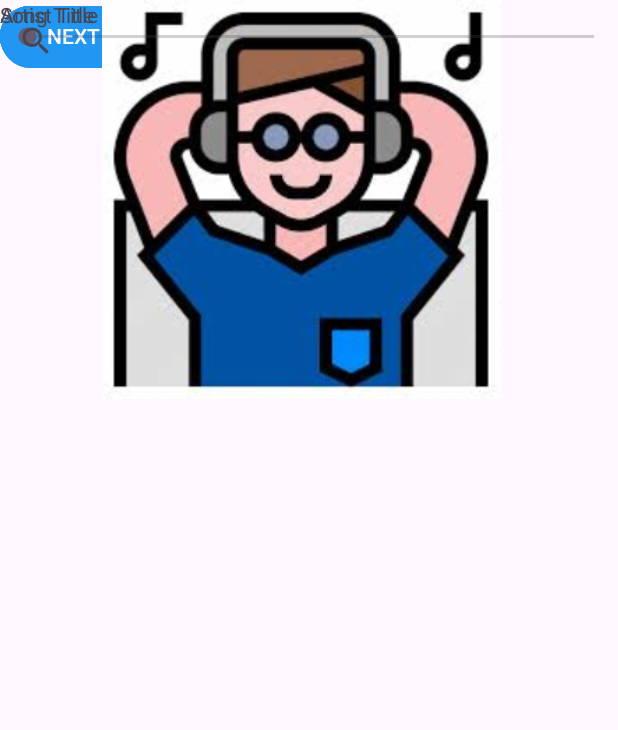
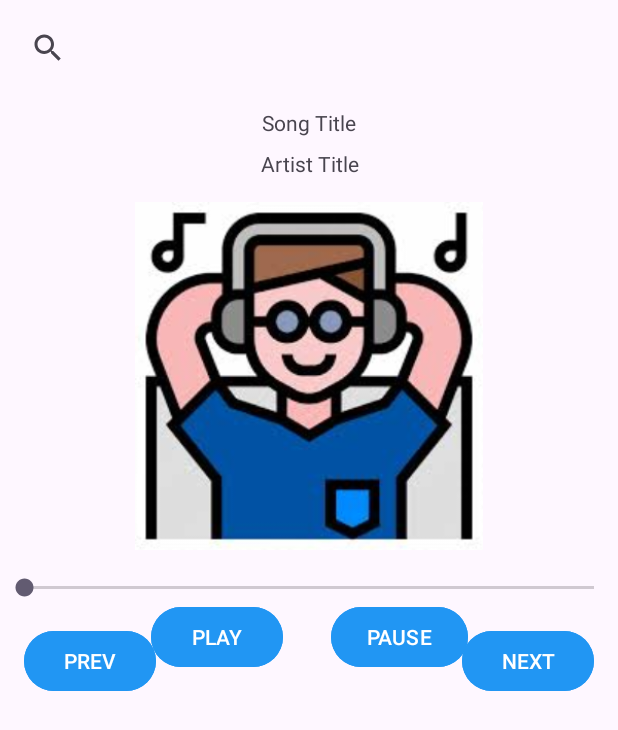
Before and after one commit to peterkar032/music_player-, an Android app: the screen it shows after launch (MainActivity), on a phone screen of 412 x 824 dp. Shown: the top 730 px of the screen. Run offline under Robolectric (Android 15) with nearby library versions, the phone set to English and light mode, and no system bars.

Commit message:
δοκιμη για τραγουδια τοπικα

```diff
--- a/app/src/main/java/com/example/music/MainActivity.java
+++ b/app/src/main/java/com/example/music/MainActivity.java
@@ -1,50 +1,65 @@
 package com.example.music;
 
+import android.media.MediaPlayer;
 import android.os.Bundle;
 import android.view.View;
 import android.widget.Button;
+import android.widget.Toast;
 import androidx.activity.EdgeToEdge;
 import androidx.appcompat.app.AppCompatActivity;
 import androidx.core.graphics.Insets;
 import androidx.core.view.ViewCompat;
 import androidx.core.view.WindowInsetsCompat;
+import java.util.ArrayList;
+import java.util.List;
 
 public class MainActivity extends AppCompatActivity {
-    private boolean isPlaying = false; //για την κατάσταση play-pause
-
+    private MediaPlayer mediaPlayer;
+    private boolean isPlaying = false; // Κατάσταση αναπαραγωγής/παύσης
+    private int currentTrackIndex = 0; // Τρέχον κομμάτι
+    private List<Integer> trackList = new ArrayList<>(); // Λίστα τραγουδιών
 
     @Override
     protected void onCreate(Bundle savedInstanceState) {
         super.onCreate(savedInstanceState);
         EdgeToEdge.enable(this);
         setContentView(R.layout.activity_main);
+
+        // Προσθήκη κομματιών στη λίστα
+        trackList.add(R.raw.sample1);
+        trackList.add(R.raw.sample2);
+        trackList.add(R.raw.sample3);
+
+        // Ρύθμιση του πρώτου κομματιού
+        mediaPlayer = MediaPlayer.create(this, trackList.get(currentTrackIndex));
+
+        // Διαχείριση των insets για edge-to-edge UI
         ViewCompat.setOnApplyWindowInsetsListener(findViewById(R.id.main), (v, insets) -> {
             Insets systemBars = insets.getInsets(WindowInsetsCompat.Type.systemBars());
             v.setPadding(systemBars.left, systemBars.top, systemBars.right, systemBars.bottom);
             return insets;
         });
-        // Εύρεση των κουμπιών
-        Button btnPlayPause = findViewById(R.id.btn_play_pause);
-        Button btnNext = findViewById(R.id.btn_next);
-        Button btnPrevious = findViewById(R.id.btn_previous);
-        // Listener για το κουμπί Play/Pause
+
+        // Αναφορά στα κουμπιά
+        Button btnPlayPause = findViewById(R.id.PlayButton);
+        Button btnNext = findViewById(R.id.NextButton);
+        Button btnPrevious = findViewById(R.id.PrevButton);
+
+        // Ρύθμιση listeners
         btnPlayPause.setOnClickListener(new View.OnClickListener() {
             @Override
             public void onClick(View v) {
                 if (isPlaying) {
-                    // Παύση μουσικής
-                    btnPlayPause.setText("Play");
+                    btnPlayPause.setText("PLAY");
                     pauseMusic();
                 } else {
-                    // Έναρξη μουσικής
-                    btnPlayPause.setText("Pause");
+                    btnPlayPause.setText("PAUSE");
                     playMusic();
                 }
-                isPlaying = !isPlaying;  // Toggle κατάστασης
+                isPlaying = !isPlaying; // Εναλλαγή κατάστασης αναπαραγωγής
             }
         });
 
-        // Listener για το κουμπί Next
         btnNext.setOnClickListener(new View.OnClickListener() {
             @Override
             public void onClick(View v) {
@@ -52,7 +67,6 @@ public class MainActivity extends AppCompatActivity {
             }
         });
 
-        // Listener για το κουμπί Previous
         btnPrevious.setOnClickListener(new View.OnClickListener() {
             @Override
             public void onClick(View v) {
@@ -62,18 +76,47 @@ public class MainActivity extends AppCompatActivity {
     }
 
     private void playMusic() {
-        // Λογική για την έναρξη της μουσικής
+        if (mediaPlayer == null) {
+            mediaPlayer = MediaPlayer.create(this, trackList.get(currentTrackIndex));
+        }
+        mediaPlayer.start();
+        mediaPlayer.setOnCompletionListener(mp -> nextTrack()); // Αυτόματη μετάβαση στο επόμενο κομμάτι
+        Toast.makeText(this, "Playing Track " + (currentTrackIndex + 1), Toast.LENGTH_SHORT).show();
     }
 
     private void pauseMusic() {
-        // Λογική για την παύση της μουσικής
+        if (mediaPlayer != null && mediaPlayer.isPlaying()) {
+            mediaPlayer.pause();
+            Toast.makeText(this, "Paused", Toast.LENGTH_SHORT).show();
+        }
     }
 
     private void nextTrack() {
-        // Λογική για την μετάβαση στο επόμενο κομμάτι
+        if (mediaPlayer != null) {
+            mediaPlayer.stop();
+            mediaPlayer.release();
+        }
+        currentTrackIndex = (currentTrackIndex + 1) % trackList.size(); // Περιστροφική εναλλαγή
+        mediaPlayer = MediaPlayer.create(this, trackList.get(currentTrackIndex));
+        playMusic();
     }
 
     private void previousTrack() {
-        // Λογική για την επιστροφή στο προηγούμενο κομμάτ
+        if (mediaPlayer != null) {
+            mediaPlayer.stop();
+            mediaPlayer.release();
+        }
+        currentTrackIndex = (currentTrackIndex - 1 + trackList.size()) % trackList.size(); // Περιστροφική εναλλαγή
+        mediaPlayer = MediaPlayer.create(this, trackList.get(currentTrackIndex));
+        playMusic();
+    }
+
+    @Override
+    protected void onDestroy() {
+        super.onDestroy();
+        if (mediaPlayer != null) {
+            mediaPlayer.release();
+            mediaPlayer = null;
+        }
     }
 }
--- a/app/src/main/res/layout/activity_main.xml
+++ b/app/src/main/res/layout/activity_main.xml
@@ -7,15 +7,56 @@
     android:layout_height="match_parent"
     tools:context=".MainActivity">
 
-    <Button
-        android:id="@+id/PlayButton"
-        android:layout_width="103dp"
-        android:layout_height="49dp"
-        android:backgroundTint="#2196F3"
-        android:text="PLAY"
-        tools:layout_editor_absoluteX="3dp"
-        tools:layout_editor_absoluteY="559dp"
-        tools:ignore="MissingConstraints" />
+    <SearchView
+        android:id="@+id/searchView"
+        android:layout_width="0dp"
+        android:layout_height="wrap_content"
+        app:layout_constraintTop_toTopOf="parent"
+        app:layout_constraintStart_toStartOf="parent"
+        app:layout_constraintEnd_toEndOf="parent"
+        android:layout_margin="8dp" />
+
+    <TextView
+        android:id="@+id/SongTitle"
+        android:layout_width="0dp"
+        android:layout_height="wrap_content"
+        android:text="Song Title"
+        app:layout_constraintTop_toBottomOf="@id/searchView"
+        app:layout_constraintStart_toStartOf="parent"
+        app:layout_constraintEnd_toEndOf="parent"
+        android:layout_marginTop="16dp"
+        android:textAlignment="center" />
+
+    <TextView
+        android:id="@+id/ArtistTitle"
+        android:layout_width="0dp"
+        android:layout_height="wrap_content"
+        android:text="Artist Title"
+        app:layout_constraintTop_toBottomOf="@id/SongTitle"
+        app:layout_constraintStart_toStartOf="parent"
+        app:layout_constraintEnd_toEndOf="parent"
+        android:layout_marginTop="8dp"
+        android:textAlignment="center" />
+
+    <ImageView
+        android:id="@+id/imageView2"
+        android:layout_width="0dp"
+        android:layout_height="0dp"
+        app:srcCompat="@drawable/music"
+        app:layout_constraintTop_toBottomOf="@id/ArtistTitle"
+        app:layout_constraintStart_toStartOf="parent"
+        app:layout_constraintEnd_toEndOf="parent"
+        app:layout_constraintDimensionRatio="16:9"
+        android:layout_marginTop="16dp" />
+
+    <SeekBar
+        android:id="@+id/seekBar3"
+        android:layout_width="0dp"
+        android:layout_height="wrap_content"
+        app:layout_constraintTop_toBottomOf="@id/imageView2"
+        app:layout_constraintStart_toStartOf="parent"
+        app:layout_constraintEnd_toEndOf="parent"
+        android:layout_marginTop="16dp" />
 
     <Button
         android:id="@+id/PrevButton"
@@ -23,71 +64,44 @@
         android:layout_height="wrap_content"
         android:backgroundTint="#2196F3"
         android:text="PREV"
-        tools:layout_editor_absoluteX="313dp"
-        tools:layout_editor_absoluteY="561dp"
-        tools:ignore="MissingConstraints" />
+        app:layout_constraintTop_toBottomOf="@id/seekBar3"
+        app:layout_constraintStart_toStartOf="parent"
+        android:layout_marginTop="16dp"
+        android:layout_marginStart="16dp" />
+
+    <Button
+        android:id="@+id/PlayButton"
+        android:layout_width="wrap_content"
+        android:layout_height="wrap_content"
+        android:backgroundTint="#2196F3"
+        android:text="PLAY"
+        app:layout_constraintTop_toBottomOf="@id/seekBar3"
+        app:layout_constraintStart_toEndOf="@id/PrevButton"
+        app:layout_constraintEnd_toStartOf="@id/PauseButton"
+        android:layout_marginStart="16dp"
+        android:layout_marginEnd="16dp" />
 
     <Button
         android:id="@+id/PauseButton"
-        android:layout_width="97dp"
-        android:layout_height="48dp"
+        android:layout_width="wrap_content"
+        android:layout_height="wrap_content"
         android:backgroundTint="#2196F3"
         android:text="PAUSE"
-        tools:layout_editor_absoluteX="112dp"
-        tools:layout_editor_absoluteY="559dp"
-        tools:ignore="MissingConstraints" />
+        app:layout_constraintTop_toBottomOf="@id/seekBar3"
+        app:layout_constraintStart_toEndOf="@id/PlayButton"
+        app:layout_constraintEnd_toStartOf="@id/NextButton"
+        android:layout_marginStart="16dp"
+        android:layout_marginEnd="16dp" />
 
     <Button
         android:id="@+id/NextButton"
-        android:layout_width="97dp"
-        android:layout_height="48dp"
+        android:layout_width="wrap_content"
+        android:layout_height="wrap_content"
         android:backgroundTint="#2196F3"
         android:text="NEXT"
-        tools:ignore="MissingConstraints"
-        tools:layout_editor_absoluteX="216dp"
-        tools:layout_editor_absoluteY="561dp" />
-
-    <ImageView
-        android:id="@+id/imageView2"
-        android:layout_width="401dp"
-        android:layout_height="266dp"
-        app:srcCompat="@drawable/Music"
-        tools:layout_editor_absoluteX="7dp"
-        tools:layout_editor_absoluteY="196dp"
-        tools:ignore="MissingConstraints" />
-
-    <SeekBar
-        android:id="@+id/seekBar3"
-        android:layout_width="410dp"
-        android:layout_height="50dp"
+        app:layout_constraintTop_toBottomOf="@id/seekBar3"
         app:layout_constraintEnd_toEndOf="parent"
-        tools:layout_editor_absoluteY="496dp"
-        tools:ignore="MissingConstraints" />
-
-    <SearchView
-        android:layout_width="407dp"
-        android:layout_height="54dp"
-        tools:layout_editor_absoluteX="1dp"
-        tools:layout_editor_absoluteY="1dp"
-        tools:ignore="MissingConstraints" />
-
-    <TextView
-        android:id="@+id/ArtistTitle"
-        android:layout_width="149dp"
-        android:layout_height="36dp"
-        android:text="Artist Title"
-        tools:layout_editor_absoluteX="7dp"
-        tools:layout_editor_absoluteY="156dp"
-        tools:ignore="MissingConstraints" />
-
-    <TextView
-        android:id="@+id/SongTitle"
-        android:layout_width="150dp"
-        android:layout_height="53dp"
-        android:text="Song Title"
-        tools:layout_editor_absoluteX="6dp"
-        tools:layout_editor_absoluteY="101dp"
-        tools:visibility="visible"
-        tools:ignore="MissingConstraints" />
+        android:layout_marginTop="16dp"
+        android:layout_marginEnd="16dp" />
 
 </androidx.constraintlayout.widget.ConstraintLayout>
```
Also changed, not shown: app/src/main/res/drawable/music.jpg (renamed from app/src/main/res/drawable/Music.jpg), 3 other files.
